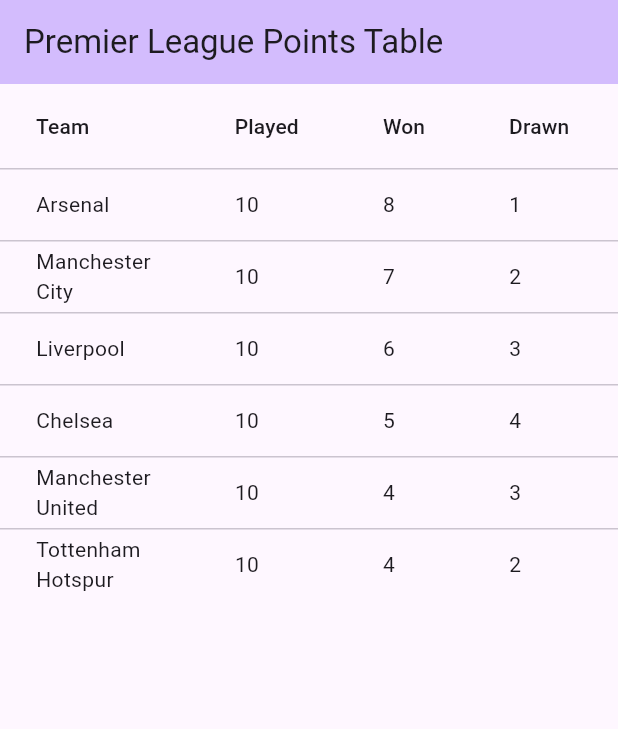
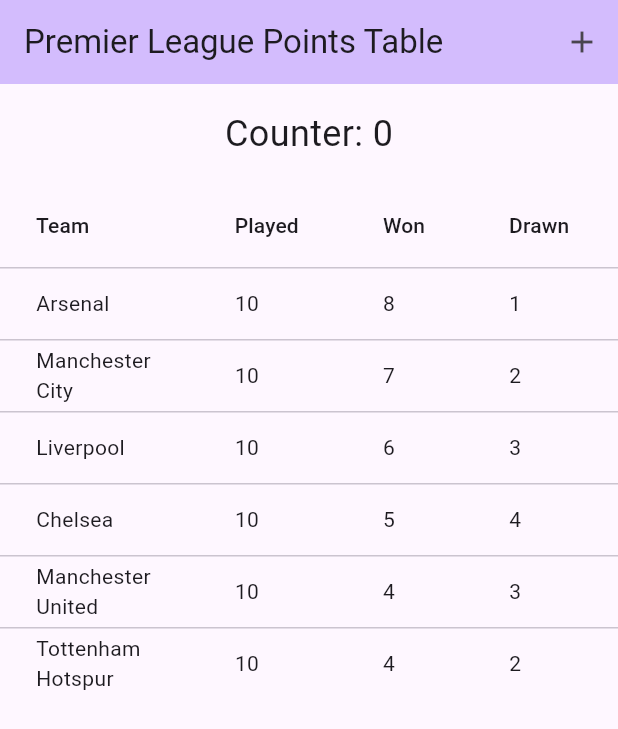
Before and after one commit to faridullah77/football_stats, a Flutter app: the screen it shows after launch, on a phone screen of 412 x 824 dp. Shown: the top 729 px of the screen. Run offline on Flutter 3.47's test engine with Material 3 defaults, Android fonts, the light colour scheme and no system bars.

Commit message:
yml file updated

```diff
--- a/lib/main.dart
+++ b/lib/main.dart
@@ -15,25 +15,53 @@
         colorScheme: ColorScheme.fromSeed(seedColor: Colors.deepPurple),
         useMaterial3: true,
       ),
-      home: const MyHomePage(title: 'Premier League Points Table'), // Updated title
+      home: const MyHomePage(title: 'Premier League Points Table'),
     );
   }
 }
 
-class MyHomePage extends StatelessWidget {
+class MyHomePage extends StatefulWidget {
   const MyHomePage({super.key, required this.title});
 
   final String title;
+
+  @override
+  _MyHomePageState createState() => _MyHomePageState();
+}
+
+class _MyHomePageState extends State<MyHomePage> {
+  int _counter = 0; // Initialize counter
+
+  void _incrementCounter() {
+    setState(() {
+      _counter++; // Increment counter
+    });
+  }
 
   @override
   Widget build(BuildContext context) {
     return Scaffold(
       appBar: AppBar(
         backgroundColor: Theme.of(context).colorScheme.inversePrimary,
-        title: Text(title),
+        title: Text(widget.title),
+        actions: [
+          IconButton(
+            icon: const Icon(Icons.add),
+            onPressed: _incrementCounter, // Increment counter when button is pressed
+          ),
+        ],
       ),
       body: SingleChildScrollView(
-        child: DataTable(
+        child: Column(
+          children: [
+            Padding(
+              padding: const EdgeInsets.all(16.0),
+              child: Text(
+                'Counter: $_counter', // Display the counter
+                style: const TextStyle(fontSize: 24), // Increase font size for visibility
+              ),
+            ),
+            DataTable(
               columns: const <DataColumn>[
                 DataColumn(label: Text('Team')),
                 DataColumn(label: Text('Played')),
@@ -91,7 +119,8 @@
                   DataCell(Text('4')),
                   DataCell(Text('14')),
                 ]),
-            // Add more teams as needed
+              ],
+            ),
           ],
         ),
       ),
```
Also changed, not shown: 2 other files. Lines whose indentation alone changed are shown as unchanged.
